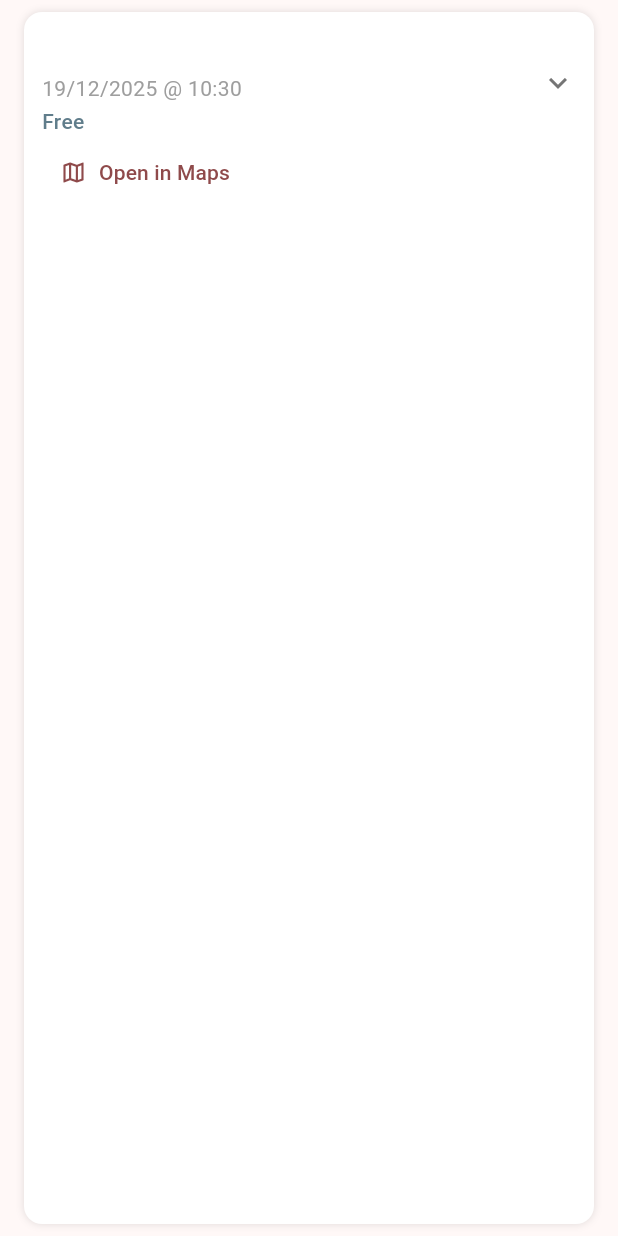
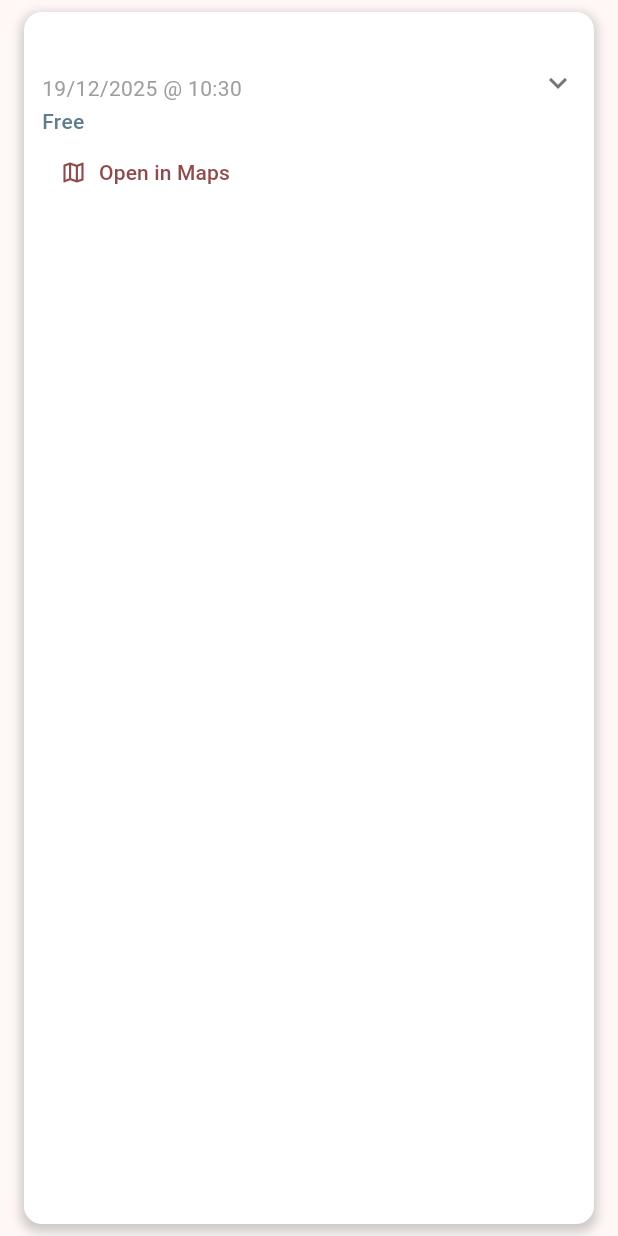
Before and after one commit to Carlo-J-Smit/stelliesLive, a Flutter app: the EventCard widget shown alone on an empty page, opened directly with empty values, on a phone screen of 412 x 824 dp. Run offline on Flutter 3.47's test engine with Material 3 defaults, Android fonts, the light colour scheme and no system bars; our stand-ins replace cloud_firestore, device_info_plus, firebase_auth, firebase_core, firebase_messaging, firebase_storage and 9 more; missing offline and left inert: firebase_performance; accounts and stored records are empty; statements that could not run were skipped.

Commit message:
text wrapping

```diff
--- a/lib/constants/colors.dart
+++ b/lib/constants/colors.dart
@@ -1,10 +1,11 @@
 import 'package:flutter/material.dart';
 
 class AppColors {
-  static const primaryRed = Color.fromARGB(255, 109, 9, 25); // same as Colors.blue[800]
+  static const primaryRed = Color.fromARGB(255, 109, 9, 25);
   static const textLight = Color.fromARGB(255, 255, 236, 218);
   static const darkInteract = Color.fromARGB(255, 53, 46, 46);
   static const white = Colors.white;
   static const accent = Color.fromARGB(255, 58, 5, 14);
-  static const primaryRedAlpha = Color.fromARGB(50, 109, 9, 25); // same as Colors.blue[800]
+  static const primaryRedAlpha = Color.fromARGB(50, 109, 9, 25);
+  static const eventCardBackground = Color.fromARGB(255, 255, 255, 255);
 }
--- a/lib/widgets/event_card.dart
+++ b/lib/widgets/event_card.dart
@@ -1,6 +1,7 @@
 //event_card
 
 import 'package:flutter/material.dart';
+import 'package:stellieslive/constants/colors.dart';
 import '../models/event.dart';
 import 'package:url_launcher/url_launcher.dart';
 import 'package:intl/intl.dart';
@@ -62,9 +63,14 @@ class _EventCardState extends State<EventCard> {
         margin: const EdgeInsets.symmetric(horizontal: 16, vertical: 8),
         padding: const EdgeInsets.all(12),
         decoration: BoxDecoration(
-          color: Colors.white,
+          color: AppColors.eventCardBackground,
           borderRadius: BorderRadius.circular(12),
-          boxShadow: const [BoxShadow(color: Colors.black12, blurRadius: 4)],
+          boxShadow:  [BoxShadow(
+            color: Colors.black.withOpacity(0.2), // shadow color
+            spreadRadius: 2,
+            blurRadius: 6,
+            offset: Offset(0, 3), // horizontal & vertical offset
+          ),],
         ),
         child: Stack(
           children: [
@@ -84,9 +90,9 @@ class _EventCardState extends State<EventCard> {
                         child: Column(
                           crossAxisAlignment: CrossAxisAlignment.start,
                           children: [
-                            Text(event.title, style: const TextStyle(fontWeight: FontWeight.bold, fontSize: 16)),
+                            Text(event.title, style: const TextStyle(fontWeight: FontWeight.bold, fontSize: 16), softWrap: false,overflow: TextOverflow.ellipsis),
                             const SizedBox(height: 4),
-                            if (event.venue.isNotEmpty) Text(event.venue, style: const TextStyle(color: Colors.grey)),
+                            if (event.venue.isNotEmpty) Text(event.venue, style: const TextStyle(color: Colors.grey), softWrap: false,overflow: TextOverflow.ellipsis),
                             const SizedBox(height: 2),
                             Text(
                               event.recurring == true
@@ -134,7 +140,7 @@ class _EventCardState extends State<EventCard> {
                 child: LayoutBuilder(
                   builder: (context, constraints) {
                     final screenWidth = MediaQuery.of(context).size.width;
-                    final showText = screenWidth > 360; // arbitrary breakpoint for small screens
+                    final showText = screenWidth > 400; // arbitrary breakpoint for small screens
 
                     return Container(
                       padding: const EdgeInsets.symmetric(horizontal: 8, vertical: 4),
--- a/lib/widgets/event_markers.dart
+++ b/lib/widgets/event_markers.dart
@@ -272,6 +272,9 @@ class _AnimatedFeedbackButtonState extends State<_AnimatedFeedbackButton>
 
   @override
   Widget build(BuildContext context) {
+    final screenWidth = MediaQuery.of(context).size.width;
+    final showText = screenWidth > 400; // arbitrary breakpoint for small screens
+
     return GestureDetector(
       onTap: widget.onTap == null
           ? null
@@ -298,7 +301,7 @@ class _AnimatedFeedbackButtonState extends State<_AnimatedFeedbackButton>
           child: Text(widget.label!,
             style: TextStyle(
               fontWeight: FontWeight.bold,
-              fontSize: 14,
+              fontSize: showText ? 14 : 10,
               color: AppColors.textLight,
             ),
             textAlign: TextAlign.center,
```
Also changed, not shown: lib/screens/admin_page.dart (+22 -11 lines).
